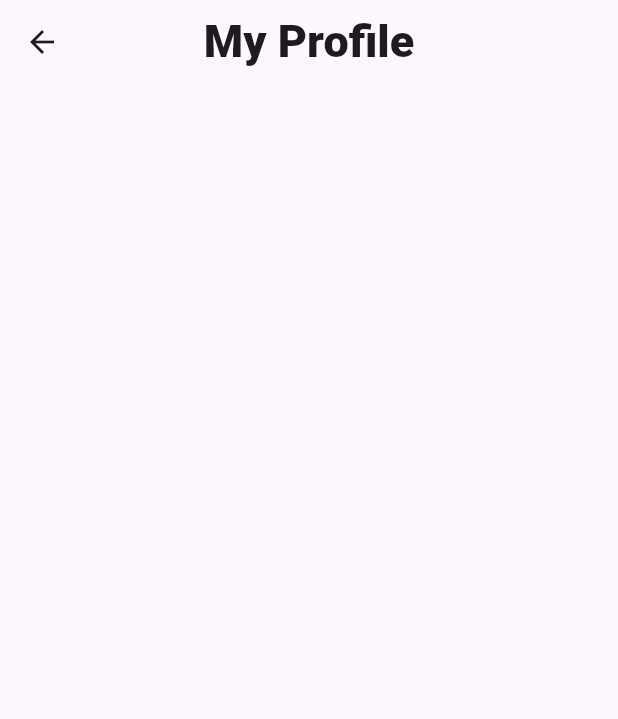
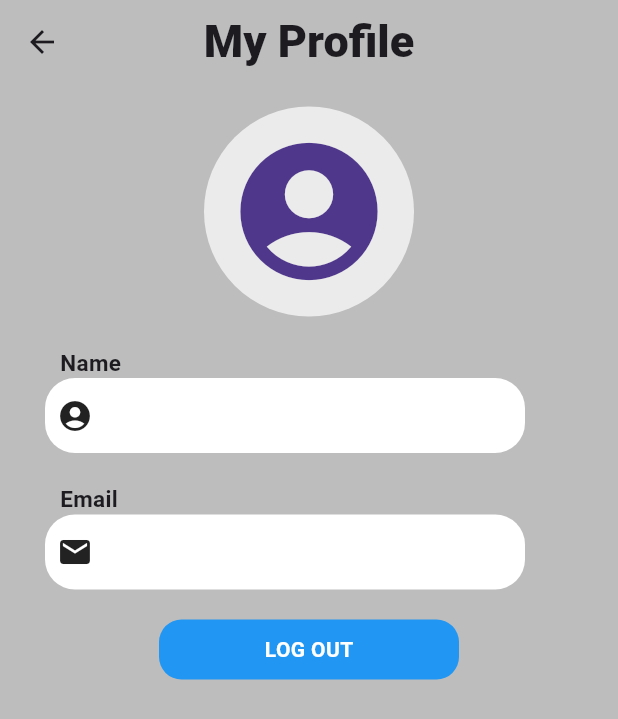
Before and after one commit to Abdo-Elsabagh/Agribot, a Flutter app: the Account screen opened directly, on a phone screen of 412 x 824 dp. Shown: the top 719 px of the screen. Run offline on Flutter 3.47's test engine with Material 3 defaults, Android fonts, the phone set to English and light mode, and no system bars.

Commit message:
add profile

```diff
--- a/lib/account_data.dart
+++ b/lib/account_data.dart
@@ -1,4 +1,5 @@
 import 'package:flutter/material.dart';
+import 'package:flutter_application_1/login_view.dart';
 
 class Account extends StatelessWidget {
   const Account({super.key});
@@ -6,13 +7,104 @@ class Account extends StatelessWidget {
   @override
   Widget build(BuildContext context) {
     return Scaffold(
+      backgroundColor: Colors.grey[400],
       appBar: AppBar(
+        backgroundColor: Colors.grey[400],
+        elevation: 0,
         centerTitle: true,
         title: const Text(
           'My Profile',
           style: TextStyle(fontSize: 30, fontWeight: FontWeight.w900),
         ),
       ),
+      body: Center(
+        child: Column(
+            mainAxisAlignment: MainAxisAlignment.start,
+            crossAxisAlignment: CrossAxisAlignment.start,
+            children: [
+              const Padding(
+                padding: EdgeInsets.only(top: 15.0),
+                child: Center(
+                  child: CircleAvatar(
+                    radius: 70,
+                    backgroundColor: Colors.white70,
+                    child: Icon(
+                      Icons.account_circle,
+                      size: 110,
+                    ),
+                  ),
+                ),
+              ),
+              const Padding(
+                padding: EdgeInsets.only(top: 20.0, left: 40),
+                child: Text(
+                  'Name',
+                  style: TextStyle(fontWeight: FontWeight.bold, fontSize: 15),
+                ),
+              ),
+              Padding(
+                padding: const EdgeInsets.only(left: 30.0),
+                child: Container(
+                  alignment: Alignment.centerLeft,
+                  height: 50,
+                  width: 320,
+                  decoration: BoxDecoration(
+                      borderRadius: BorderRadius.circular(20),
+                      color: Colors.white),
+                  child: const Padding(
+                    padding: EdgeInsets.only(left: 8.0),
+                    child: Icon(Icons.account_circle),
+                  ),
+                ),
+              ),
+              const Padding(
+                padding: EdgeInsets.only(top: 20.0, left: 40),
+                child: Text(
+                  'Email',
+                  style: TextStyle(fontWeight: FontWeight.bold, fontSize: 15),
+                ),
+              ),
+              Padding(
+                  padding: const EdgeInsets.only(left: 30.0),
+                  child: Container(
+                    alignment: Alignment.centerLeft,
+                    height: 50,
+                    width: 320,
+                    decoration: BoxDecoration(
+                        borderRadius: BorderRadius.circular(20),
+                        color: Colors.white),
+                    child: const Padding(
+                      padding: EdgeInsets.only(left: 8.0),
+                      child: Icon(Icons.email),
+                    ),
+                  )),
+              const SizedBox(
+                height: 20,
+              ),
+              GestureDetector(
+                onTap: () {
+                  Navigator.of(context).pushReplacement(MaterialPageRoute(
+                    builder: (context) => const LoginViem(),
+                  ));
+                },
+                child: Center(
+                  child: Container(
+                    width: 200,
+                    alignment: Alignment.center,
+                    height: 40,
+                    decoration: BoxDecoration(
+                        borderRadius: BorderRadius.circular(15),
+                        color: Colors.blue),
+                    child: const Text(
+                      'LOG OUT',
+                      style: TextStyle(
+                          color: Colors.white, fontWeight: FontWeight.bold),
+                    ),
+                  ),
+                ),
+              ),
+            ]),
+      ),
     );
   }
 }
```
